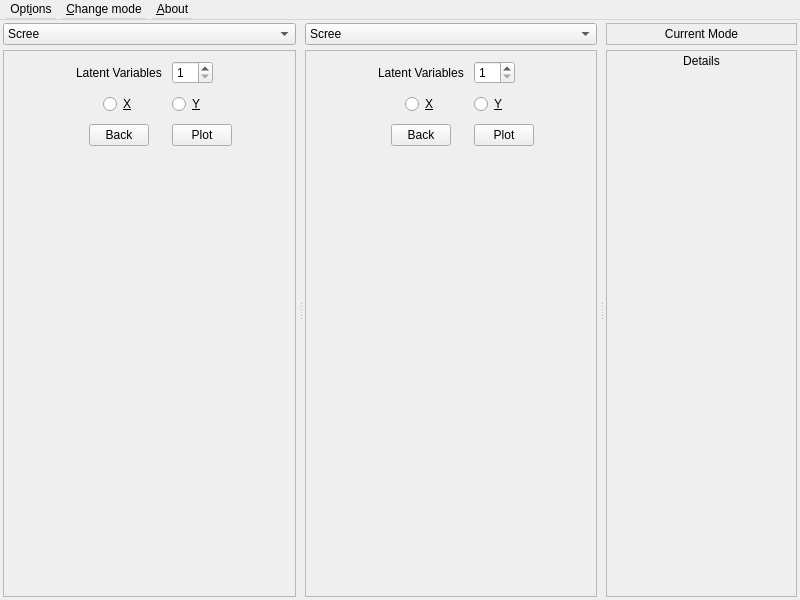
First picture: the form in pls-da/pls_da.ui, repository SeZiFeMo/PLS-DA, before the edit.
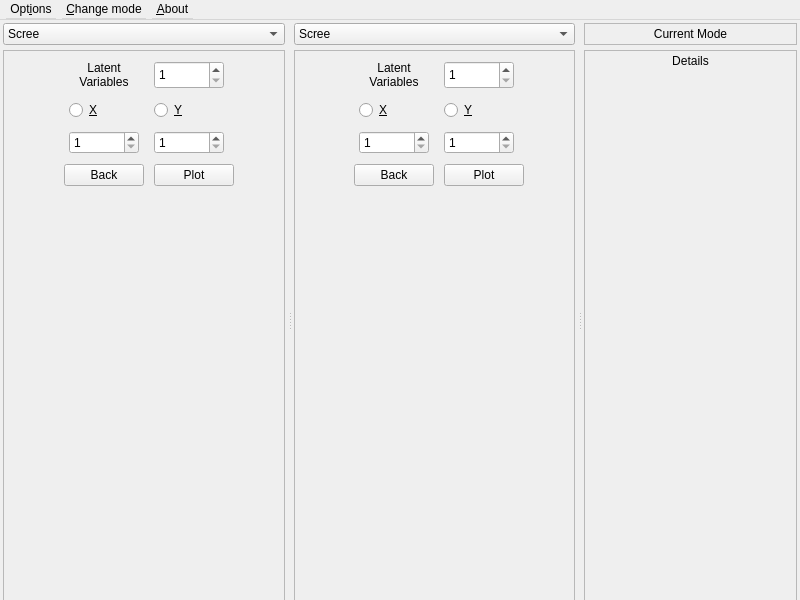
Second picture: the form after the edit.

Commit message: Adjusted sizes.

Patch:
```diff
--- a/pls-da/pls_da.ui
+++ b/pls-da/pls_da.ui
@@ -44,10 +44,16 @@
      <verstretch>0</verstretch>
     </sizepolicy>
    </property>
+   <property name="minimumSize">
+    <size>
+     <width>800</width>
+     <height>600</height>
+    </size>
+   </property>
    <property name="maximumSize">
     <size>
      <width>7680</width>
-     <height>4320</height>
+     <height>4300</height>
     </size>
    </property>
    <layout class="QGridLayout" name="MainGridLayout">
@@ -76,8 +82,8 @@
       </property>
       <property name="maximumSize">
        <size>
-        <width>15666</width>
-        <height>4320</height>
+        <width>7680</width>
+        <height>4300</height>
        </size>
       </property>
       <property name="orientation">
@@ -87,10 +93,22 @@
        <number>3</number>
       </property>
       <widget class="QWidget" name="LeftWidget" native="true">
+       <property name="minimumSize">
+        <size>
+         <width>200</width>
+         <height>580</height>
+        </size>
+       </property>
        <property name="maximumSize">
         <size>
-         <width>7680</width>
-         <height>4320</height>
+         <width>3637</width>
+         <height>4300</height>
+        </size>
+       </property>
+       <property name="baseSize">
+        <size>
+         <width>0</width>
+         <height>4300</height>
         </size>
        </property>
        <layout class="QGridLayout" name="LeftGridLayout">
@@ -113,13 +131,13 @@
          <widget class="QComboBox" name="LeftComboBox">
           <property name="minimumSize">
            <size>
-            <width>225</width>
+            <width>194</width>
             <height>22</height>
            </size>
           </property>
           <property name="maximumSize">
            <size>
-            <width>7680</width>
+            <width>3631</width>
             <height>22</height>
            </size>
           </property>
@@ -187,10 +205,16 @@
         </item>
         <item row="1" column="0">
          <widget class="QScrollArea" name="LeftScrollArea">
+          <property name="minimumSize">
+           <size>
+            <width>194</width>
+            <height>547</height>
+           </size>
+          </property>
           <property name="maximumSize">
            <size>
-            <width>7680</width>
-            <height>4320</height>
+            <width>3631</width>
+            <height>4267</height>
            </size>
           </property>
           <property name="widgetResizable">
@@ -202,13 +226,19 @@
              <x>0</x>
              <y>0</y>
              <width>291</width>
-             <height>545</height>
+             <height>565</height>
             </rect>
            </property>
+           <property name="minimumSize">
+            <size>
+             <width>174</width>
+             <height>427</height>
+            </size>
+           </property>
            <property name="maximumSize">
             <size>
-             <width>7680</width>
-             <height>4320</height>
+             <width>3611</width>
+             <height>4147</height>
             </size>
            </property>
            <property name="layoutDirection">
@@ -247,17 +277,47 @@
             </property>
             <item row="0" column="0">
              <widget class="QLabel" name="LeftLVsLabel">
+              <property name="minimumSize">
+               <size>
+                <width>70</width>
+                <height>22</height>
+               </size>
+              </property>
+              <property name="maximumSize">
+               <size>
+                <width>1310</width>
+                <height>170</height>
+               </size>
+              </property>
               <property name="text">
                <string>Latent Variables</string>
               </property>
+              <property name="alignment">
+               <set>Qt::AlignCenter</set>
+              </property>
+              <property name="wordWrap">
+               <bool>true</bool>
+              </property>
              </widget>
             </item>
             <item row="0" column="1">
              <widget class="QSpinBox" name="LeftLVsSpinBox">
+              <property name="sizePolicy">
+               <sizepolicy hsizetype="Preferred" vsizetype="Preferred">
+                <horstretch>0</horstretch>
+                <verstretch>0</verstretch>
+               </sizepolicy>
+              </property>
+              <property name="minimumSize">
+               <size>
+                <width>70</width>
+                <height>22</height>
+               </size>
+              </property>
               <property name="maximumSize">
                <size>
-                <width>60</width>
-                <height>16777215</height>
+                <width>1310</width>
+                <height>170</height>
                </size>
               </property>
               <property name="minimum">
@@ -267,6 +327,24 @@
             </item>
             <item row="1" column="0">
              <widget class="QRadioButton" name="LeftXRadioButton">
+              <property name="sizePolicy">
+               <sizepolicy hsizetype="Preferred" vsizetype="Preferred">
+                <horstretch>0</horstretch>
+                <verstretch>0</verstretch>
+               </sizepolicy>
+              </property>
+              <property name="minimumSize">
+               <size>
+                <width>70</width>
+                <height>22</height>
+               </size>
+              </property>
+              <property name="maximumSize">
+               <size>
+                <width>1310</width>
+                <height>170</height>
+               </size>
+              </property>
               <property name="text">
                <string>&amp;X</string>
               </property>
@@ -280,6 +358,27 @@
             </item>
             <item row="1" column="1">
              <widget class="QRadioButton" name="LeftYRadioButton">
+              <property name="sizePolicy">
+               <sizepolicy hsizetype="Preferred" vsizetype="Preferred">
+                <horstretch>0</horstretch>
+                <verstretch>0</verstretch>
+               </sizepolicy>
+              </property>
+              <property name="minimumSize">
+               <size>
+                <width>70</width>
+                <height>22</height>
+               </size>
+              </property>
+              <property name="maximumSize">
+               <size>
+                <width>1310</width>
+                <height>170</height>
+               </size>
+              </property>
+              <property name="layoutDirection">
+               <enum>Qt::LeftToRight</enum>
+              </property>
               <property name="text">
                <string>&amp;Y</string>
               </property>
@@ -289,24 +388,73 @@
              </widget>
             </item>
             <item row="2" column="0">
-             <widget class="QPushButton" name="LeftBackPushButton">
+             <widget class="QSpinBox" name="LeftXSpinBox">
+              <property name="sizePolicy">
+               <sizepolicy hsizetype="Preferred" vsizetype="Preferred">
+                <horstretch>0</horstretch>
+                <verstretch>0</verstretch>
+               </sizepolicy>
+              </property>
+              <property name="minimumSize">
+               <size>
+                <width>70</width>
+                <height>22</height>
+               </size>
+              </property>
               <property name="maximumSize">
                <size>
-                <width>60</width>
-                <height>16777215</height>
+                <width>1310</width>
+                <height>170</height>
                </size>
               </property>
-              <property name="text">
-               <string>Back</string>
+              <property name="minimum">
+               <number>1</number>
               </property>
              </widget>
             </item>
             <item row="2" column="1">
+             <widget class="QSpinBox" name="LeftYSpinBox">
+              <property name="sizePolicy">
+               <sizepolicy hsizetype="Preferred" vsizetype="Preferred">
+                <horstretch>0</horstretch>
+                <verstretch>0</verstretch>
+               </sizepolicy>
+              </property>
+              <property name="minimumSize">
+               <size>
+                <width>70</width>
+                <height>22</height>
+               </size>
+              </property>
+              <property name="maximumSize">
+               <size>
+                <width>1310</width>
+                <height>170</height>
+               </size>
+              </property>
+              <property name="minimum">
+               <number>1</number>
+              </property>
+             </widget>
+            </item>
+            <item row="3" column="1">
              <widget class="QPushButton" name="LeftPlotPushButton">
+              <property name="sizePolicy">
+               <sizepolicy hsizetype="Preferred" vsizetype="Preferred">
+                <horstretch>0</horstretch>
+                <verstretch>0</verstretch>
+               </sizepolicy>
+              </property>
+              <property name="minimumSize">
+               <size>
+                <width>70</width>
+                <height>22</height>
+               </size>
+              </property>
               <property name="maximumSize">
                <size>
-                <width>60</width>
-                <height>16777215</height>
+                <width>1310</width>
+                <height>170</height>
                </size>
               </property>
               <property name="text">
@@ -314,6 +462,31 @@
               </property>
              </widget>
             </item>
+            <item row="3" column="0">
+             <widget class="QPushButton" name="LeftBackPushButton">
+              <property name="sizePolicy">
+               <sizepolicy hsizetype="Preferred" vsizetype="Preferred">
+                <horstretch>0</horstretch>
+                <verstretch>0</verstretch>
+               </sizepolicy>
+              </property>
+              <property name="minimumSize">
+               <size>
+                <width>70</width>
+                <height>22</height>
+               </size>
+              </property>
+              <property name="maximumSize">
+               <size>
+                <width>1310</width>
+                <height>170</height>
+               </size>
+              </property>
+              <property name="text">
+               <string>Back</string>
+              </property>
+             </widget>
+            </item>
            </layout>
           </widget>
          </widget>
@@ -321,10 +494,16 @@
        </layout>
       </widget>
       <widget class="QWidget" name="CentralWidget" native="true">
+       <property name="minimumSize">
+        <size>
+         <width>200</width>
+         <height>580</height>
+        </size>
+       </property>
        <property name="maximumSize">
         <size>
-         <width>7680</width>
-         <height>4320</height>
+         <width>3637</width>
+         <height>4300</height>
         </size>
        </property>
        <layout class="QGridLayout" name="CentralGridLayout">
@@ -345,15 +524,21 @@
         </property>
         <item row="0" column="0">
          <widget class="QComboBox" name="CentralComboBox">
+          <property name="sizePolicy">
+           <sizepolicy hsizetype="Expanding" vsizetype="Fixed">
+            <horstretch>0</horstretch>
+            <verstretch>0</verstretch>
+           </sizepolicy>
+          </property>
           <property name="minimumSize">
            <size>
-            <width>225</width>
+            <width>194</width>
             <height>22</height>
            </size>
           </property>
           <property name="maximumSize">
            <size>
-            <width>7680</width>
+            <width>3631</width>
             <height>22</height>
            </size>
           </property>
@@ -421,10 +606,16 @@
         </item>
         <item row="1" column="0">
          <widget class="QScrollArea" name="CentralScrollArea">
+          <property name="minimumSize">
+           <size>
+            <width>194</width>
+            <height>547</height>
+           </size>
+          </property>
           <property name="maximumSize">
            <size>
-            <width>7680</width>
-            <height>4320</height>
+            <width>3631</width>
+            <height>4267</height>
            </size>
           </property>
           <property name="widgetResizable">
@@ -436,13 +627,25 @@
              <x>0</x>
              <y>0</y>
              <width>290</width>
-             <height>545</height>
+             <height>565</height>
             </rect>
            </property>
+           <property name="sizePolicy">
+            <sizepolicy hsizetype="Expanding" vsizetype="Expanding">
+             <horstretch>0</horstretch>
+             <verstretch>0</verstretch>
+            </sizepolicy>
+           </property>
+           <property name="minimumSize">
+            <size>
+             <width>174</width>
+             <height>427</height>
+            </size>
+           </property>
            <property name="maximumSize">
             <size>
-             <width>7680</width>
-             <height>4320</height>
+             <width>3611</width>
+             <height>4147</height>
             </size>
            </property>
            <property name="layoutDirection">
@@ -481,17 +684,56 @@
             </property>
             <item row="0" column="0">
              <widget class="QLabel" name="CentralLVsLabel">
+              <property name="sizePolicy">
+               <sizepolicy hsizetype="Preferred" vsizetype="Preferred">
+                <horstretch>0</horstretch>
+                <verstretch>0</verstretch>
+               </sizepolicy>
+              </property>
+              <property name="minimumSize">
+               <size>
+                <width>70</width>
+                <height>22</height>
+               </size>
+              </property>
+              <property name="maximumSize">
+               <size>
+                <width>1310</width>
+                <height>170</height>
+               </size>
+              </property>
               <property name="text">
                <string>Latent Variables</string>
               </property>
+              <property name="textFormat">
+               <enum>Qt::AutoText</enum>
+              </property>
+              <property name="alignment">
+               <set>Qt::AlignCenter</set>
+              </property>
+              <property name="wordWrap">
+               <bool>true</bool>
+              </property>
              </widget>
             </item>
             <item row="0" column="1">
              <widget class="QSpinBox" name="CentralLVsSpinBox">
+              <property name="sizePolicy">
+               <sizepolicy hsizetype="Preferred" vsizetype="Preferred">
+                <horstretch>0</horstretch>
+                <verstretch>0</verstretch>
+               </sizepolicy>
+              </property>
+              <property name="minimumSize">
+               <size>
+                <width>70</width>
+                <height>22</height>
+               </size>
+              </property>
               <property name="maximumSize">
                <size>
-                <width>60</width>
-                <height>16777215</height>
+                <width>1310</width>
+                <height>170</height>
                </size>
               </property>
               <property name="minimum">
@@ -501,6 +743,24 @@
             </item>
             <item row="1" column="0">
              <widget class="QRadioButton" name="CentralXRadioButton">
+              <property name="sizePolicy">
+               <sizepolicy hsizetype="Preferred" vsizetype="Preferred">
+                <horstretch>0</horstretch>
+                <verstretch>0</verstretch>
+               </sizepolicy>
+              </property>
+              <property name="minimumSize">
+               <size>
+                <width>70</width>
+                <height>22</height>
+               </size>
+              </property>
+              <property name="maximumSize">
+               <size>
+                <width>1310</width>
+                <height>170</height>
+               </size>
+              </property>
               <property name="text">
                <string>&amp;X</string>
               </property>
@@ -514,6 +774,24 @@
             </item>
             <item row="1" column="1">
              <widget class="QRadioButton" name="CentralYRadioButton">
+              <property name="sizePolicy">
+               <sizepolicy hsizetype="Preferred" vsizetype="Preferred">
+                <horstretch>0</horstretch>
+                <verstretch>0</verstretch>
+               </sizepolicy>
+              </property>
+              <property name="minimumSize">
+               <size>
+                <width>70</width>
+                <height>22</height>
+               </size>
+              </property>
+              <property name="maximumSize">
+               <size>
+                <width>1310</width>
+                <height>170</height>
+               </size>
+              </property>
               <property name="text">
                <string>&amp;Y</string>
               </property>
@@ -522,12 +800,24 @@
               </attribute>
              </widget>
             </item>
-            <item row="2" column="0">
+            <item row="3" column="0">
              <widget class="QPushButton" name="CentralBackPushButton">
+              <property name="sizePolicy">
+               <sizepolicy hsizetype="Preferred" vsizetype="Preferred">
+                <horstretch>0</horstretch>
+                <verstretch>0</verstretch>
+               </sizepolicy>
+              </property>
+              <property name="minimumSize">
+               <size>
+                <width>70</width>
+                <height>22</height>
+               </size>
+              </property>
               <property name="maximumSize">
                <size>
-                <width>60</width>
-                <height>16777215</height>
+                <width>1310</width>
+                <height>170</height>
                </size>
               </property>
               <property name="text">
@@ -535,12 +825,24 @@
               </property>
              </widget>
             </item>
-            <item row="2" column="1">
+            <item row="3" column="1">
              <widget class="QPushButton" name="CentralPlotPushButton">
+              <property name="sizePolicy">
+               <sizepolicy hsizetype="Preferred" vsizetype="Preferred">
+                <horstretch>0</horstretch>
+                <verstretch>0</verstretch>
+               </sizepolicy>
+              </property>
+              <property name="minimumSize">
+               <size>
+                <width>70</width>
+                <height>22</height>
+               </size>
+              </property>
               <property name="maximumSize">
                <size>
-                <width>60</width>
-                <height>16777215</height>
+                <width>1310</width>
+                <height>170</height>
                </size>
               </property>
               <property name="text">
@@ -548,6 +850,56 @@
               </property>
              </widget>
             </item>
+            <item row="2" column="0">
+             <widget class="QSpinBox" name="CentralXSpinBox">
+              <property name="sizePolicy">
+               <sizepolicy hsizetype="Preferred" vsizetype="Preferred">
+                <horstretch>0</horstretch>
+                <verstretch>0</verstretch>
+               </sizepolicy>
+              </property>
+              <property name="minimumSize">
+               <size>
+                <width>70</width>
+                <height>22</height>
+               </size>
+              </property>
+              <property name="maximumSize">
+               <size>
+                <width>1310</width>
+                <height>170</height>
+               </size>
+              </property>
+              <property name="minimum">
+               <number>1</number>
+              </property>
+             </widget>
+            </item>
+            <item row="2" column="1">
+             <widget class="QSpinBox" name="CentralYSpinBox">
+              <property name="sizePolicy">
+               <sizepolicy hsizetype="Preferred" vsizetype="Preferred">
+                <horstretch>0</horstretch>
+                <verstretch>0</verstretch>
+               </sizepolicy>
+              </property>
+              <property name="minimumSize">
+               <size>
+                <width>70</width>
+                <height>22</height>
+               </size>
+              </property>
+              <property name="maximumSize">
+               <size>
+                <width>1310</width>
+                <height>170</height>
+               </size>
+              </property>
+              <property name="minimum">
+               <number>1</number>
+              </property>
+             </widget>
+            </item>
            </layout>
           </widget>
          </widget>
@@ -555,16 +907,22 @@
        </layout>
       </widget>
       <widget class="QWidget" name="RightWidget" native="true">
+       <property name="sizePolicy">
+        <sizepolicy hsizetype="Expanding" vsizetype="Expanding">
+         <horstretch>0</horstretch>
+         <verstretch>0</verstretch>
+        </sizepolicy>
+       </property>
        <property name="minimumSize">
         <size>
          <width>150</width>
-         <height>0</height>
+         <height>580</height>
         </size>
        </property>
        <property name="maximumSize">
         <size>
-         <width>300</width>
-         <height>4320</height>
+         <width>400</width>
+         <height>4300</height>
         </size>
        </property>
        <layout class="QGridLayout" name="RightGridLayout">
@@ -587,14 +945,14 @@
          <widget class="QScrollArea" name="RightScrollArea">
           <property name="minimumSize">
            <size>
-            <width>146</width>
-            <height>0</height>
+            <width>144</width>
+            <height>547</height>
            </size>
           </property>
           <property name="maximumSize">
            <size>
-            <width>300</width>
-            <height>4320</height>
+            <width>394</width>
+            <height>4272</height>
            </size>
           </property>
           <property name="widgetResizable">
@@ -606,13 +964,25 @@
              <x>0</x>
              <y>0</y>
              <width>189</width>
-             <height>545</height>
+             <height>565</height>
             </rect>
            </property>
+           <property name="sizePolicy">
+            <sizepolicy hsizetype="Expanding" vsizetype="Expanding">
+             <horstretch>0</horstretch>
+             <verstretch>0</verstretch>
+            </sizepolicy>
+           </property>
+           <property name="minimumSize">
+            <size>
+             <width>138</width>
+             <height>534</height>
+            </size>
+           </property>
            <property name="maximumSize">
             <size>
-             <width>300</width>
-             <height>4320</height>
+             <width>388</width>
+             <height>4259</height>
             </size>
            </property>
            <layout class="QGridLayout" name="gridLayout">
@@ -633,6 +1003,24 @@
             </property>
             <item row="0" column="0">
              <widget class="QLabel" name="DetailsLabel">
+              <property name="sizePolicy">
+               <sizepolicy hsizetype="Expanding" vsizetype="Expanding">
+                <horstretch>0</horstretch>
+                <verstretch>0</verstretch>
+               </sizepolicy>
+              </property>
+              <property name="minimumSize">
+               <size>
+                <width>138</width>
+                <height>534</height>
+               </size>
+              </property>
+              <property name="maximumSize">
+               <size>
+                <width>388</width>
+                <height>4259</height>
+               </size>
+              </property>
               <property name="text">
                <string>Details</string>
               </property>
@@ -654,20 +1042,20 @@
         <item row="0" column="0">
          <widget class="QLabel" name="CurrentModeLabel">
           <property name="sizePolicy">
-           <sizepolicy hsizetype="Expanding" vsizetype="Preferred">
+           <sizepolicy hsizetype="Expanding" vsizetype="Fixed">
             <horstretch>0</horstretch>
             <verstretch>0</verstretch>
            </sizepolicy>
           </property>
           <property name="minimumSize">
            <size>
-            <width>146</width>
+            <width>144</width>
             <height>22</height>
            </size>
           </property>
           <property name="maximumSize">
            <size>
-            <width>300</width>
+            <width>394</width>
             <height>22</height>
            </size>
           </property>
```
Left out of the diff: 46 changed lines with no effect on the pictures.
